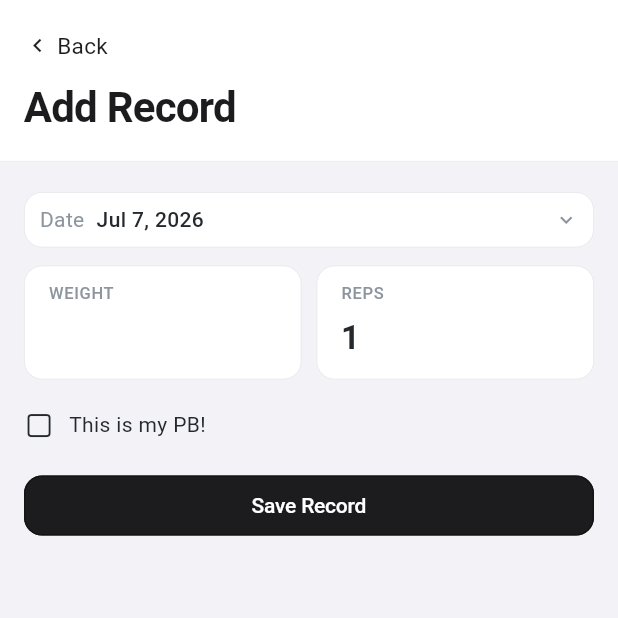
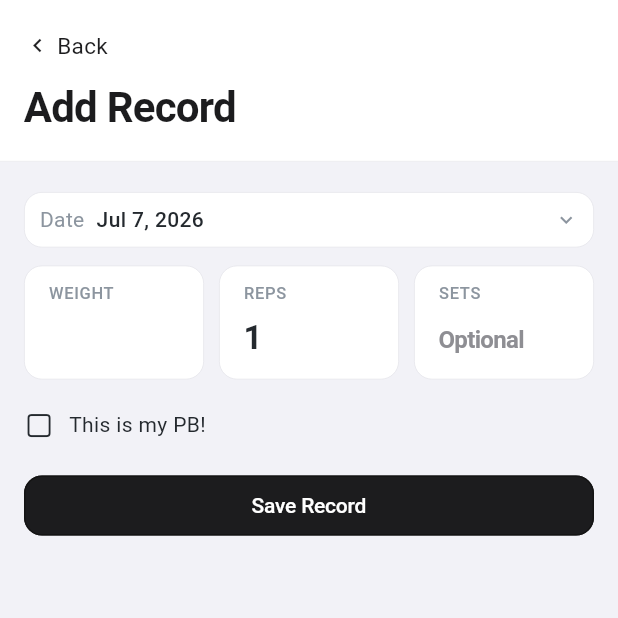
Before and after one commit to pyraworks/peaklog, a Flutter app: the AddRecordSheet screen opened directly with empty values, on a phone screen of 412 x 824 dp, the top half of it. Run offline on Flutter 3.47's test engine with Material 3 defaults, Android fonts, the phone set to English and light mode, and no system bars; our stand-ins replace firebase_analytics, firebase_core, firebase_crashlytics, flutter_riverpod, flutter_slidable, go_router and 6 more; missing offline and left inert: ffmpeg_kit_flutter_new, gal, health; accounts and stored records are empty; Roboto replaces fonts that are missing (Pretendard); project files that could hold a hidden picture were left out.

Commit message:
Refine Sets UI layout and display

```diff
--- a/lib/core/database/database_helper.dart
+++ b/lib/core/database/database_helper.dart
@@ -22,7 +22,7 @@ class DatabaseHelper {
     final dbPath = await getDatabasesPath();
     return openDatabase(
       join(dbPath, 'peaklog.db'),
-      version: 25,
+      version: 26,
       onCreate: _onCreate,
       onOpen: (db) async {
         await db.execute('PRAGMA foreign_keys = ON');
@@ -35,6 +35,7 @@ class DatabaseHelper {
             'INTEGER NOT NULL DEFAULT 1');
         await _addColumnIfMissing(db, 'exercises', 'exercise_type',
             "TEXT NOT NULL DEFAULT 'record'");
+        await _addColumnIfMissing(db, 'records', 'sets', 'INTEGER');
       },
       onUpgrade: (db, oldVersion, newVersion) async {
         await db.execute('PRAGMA foreign_keys = ON');
@@ -111,6 +112,7 @@ class DatabaseHelper {
         is_deleted       INTEGER NOT NULL DEFAULT 0,
         is_pr_candidate  INTEGER NOT NULL DEFAULT 1,
         time_cap         INTEGER,
+        sets             INTEGER,
         created_at       INTEGER NOT NULL,
         updated_at       INTEGER NOT NULL,
         sync_status      TEXT NOT NULL DEFAULT 'pending'
@@ -511,6 +513,10 @@ class DatabaseHelper {
       await db.execute("UPDATE categories SET color = 'olive'   WHERE color = 'green'");
       await db.execute("UPDATE categories SET color = 'forest'  WHERE color = 'brown'");
     }
+
+    if (oldVersion < 26) {
+      await _addColumnIfMissing(db, 'records', 'sets', 'INTEGER');
+    }
   }
 
   Future<void> _addColumnIfMissing(
--- a/lib/core/models/record.dart
+++ b/lib/core/models/record.dart
@@ -23,6 +23,7 @@ class Record {
   final int updatedAt;
   final SyncStatus syncStatus;
   final int? timeCap;
+  final int? sets;
 
   const Record({
     required this.id,
@@ -44,6 +45,7 @@ class Record {
     required this.updatedAt,
     this.syncStatus = SyncStatus.pending,
     this.timeCap,
+    this.sets,
   });
 
   factory Record.create({
@@ -60,6 +62,7 @@ class Record {
     String? note,
     String? metadataJson,
     int? timeCap,
+    int? sets,
   }) {
     final now = DateTime.now().millisecondsSinceEpoch;
     return Record(
@@ -79,6 +82,7 @@ class Record {
       createdAt: now,
       updatedAt: now,
       timeCap: timeCap,
+      sets: sets,
     );
   }
 
@@ -102,6 +106,7 @@ class Record {
     'updated_at': updatedAt,
     'sync_status': syncStatus.name,
     'time_cap': timeCap,
+    'sets': sets,
   };
 
   factory Record.fromMap(Map<String, dynamic> map) => Record(
@@ -129,6 +134,7 @@ class Record {
     updatedAt: (map['updated_at'] as num).toInt(),
     syncStatus: SyncStatus.values.byName(map['sync_status'] as String),
     timeCap: map['time_cap'] != null ? (map['time_cap'] as num).toInt() : null,
+    sets: map['sets'] != null ? (map['sets'] as num).toInt() : null,
   );
 
   static const _unset = Object();
@@ -153,6 +159,7 @@ class Record {
     int? updatedAt,
     SyncStatus? syncStatus,
     Object? timeCap = _unset,
+    Object? sets = _unset,
   }) => Record(
     id: id ?? this.id,
     ownerId: identical(ownerId, _unset) ? this.ownerId : ownerId as String?,
@@ -179,5 +186,6 @@ class Record {
     updatedAt: updatedAt ?? this.updatedAt,
     syncStatus: syncStatus ?? this.syncStatus,
     timeCap: identical(timeCap, _unset) ? this.timeCap : timeCap as int?,
+    sets: identical(sets, _unset) ? this.sets : sets as int?,
   );
 }
--- a/lib/features/record_input/add_record_sheet.dart
+++ b/lib/features/record_input/add_record_sheet.dart
@@ -44,6 +44,7 @@ class AddRecordSheet extends ConsumerStatefulWidget {
 class _AddRecordSheetState extends ConsumerState<AddRecordSheet> {
   final _weightCtrl    = TextEditingController();
   final _repsCtrl      = TextEditingController(text: '1');
+  final _setsCtrl      = TextEditingController();
   final _distCtrl      = TextEditingController();
   final _roundsCtrl    = TextEditingController();
   final _amrapRepsCtrl = TextEditingController();
@@ -85,6 +86,7 @@ class _AddRecordSheetState extends ConsumerState<AddRecordSheet> {
         _repsCtrl.text      = r.reps.toString();
         _amrapRepsCtrl.text = r.reps.toString();
       }
+      if (r.sets != null) _setsCtrl.text = r.sets.toString();
       if (r.rounds != null) _roundsCtrl.text = r.rounds.toString();
       if (r.distance != null) {
         _distCtrl.text = r.distance!
@@ -112,6 +114,7 @@ class _AddRecordSheetState extends ConsumerState<AddRecordSheet> {
   void dispose() {
     _weightCtrl.dispose();
     _repsCtrl.dispose();
+    _setsCtrl.dispose();
     _distCtrl.dispose();
     _roundsCtrl.dispose();
     _amrapRepsCtrl.dispose();
@@ -273,6 +276,17 @@ class _AddRecordSheetState extends ConsumerState<AddRecordSheet> {
                 ),
               ),
             ),
+            const SizedBox(width: 10),
+            Expanded(
+              child: _InputCard(
+                label: l10n.setsLabel,
+                child: _NumTextField(
+                  controller: _setsCtrl,
+                  decimal: false,
+                  hintText: l10n.setsHint,
+                ),
+              ),
+            ),
           ],
         );
 
@@ -382,6 +396,7 @@ class _AddRecordSheetState extends ConsumerState<AddRecordSheet> {
 
     double? weight;
     int?    reps;
+    int?    sets;
     int?    rounds;
     int?    durationSeconds;
     int?    durationMinutes;
@@ -398,6 +413,17 @@ class _AddRecordSheetState extends ConsumerState<AddRecordSheet> {
         }
         weight = weightUnit == 'lbs' ? UnitConverter.lbsToKg(raw) : raw;
         reps   = max(1, int.tryParse(_repsCtrl.text.trim()) ?? 1);
+        final setsText = _setsCtrl.text.trim();
+        if (setsText.isNotEmpty) {
+          final rawSets = int.tryParse(setsText);
+          if (rawSets == null || rawSets < 1) {
+            ScaffoldMessenger.of(context).showSnackBar(
+              SnackBar(content: Text(l10n.validationEnterSets)),
+            );
+            return;
+          }
+          sets = rawSets > 1 ? rawSets : null;
+        }
 
       case RecordType.etc:
         final rawEtc = double.tryParse(_distCtrl.text.trim());
@@ -502,6 +528,7 @@ class _AddRecordSheetState extends ConsumerState<AddRecordSheet> {
         weight: weight,
         weightUnit: _effectiveType == RecordType.weight ? weightUnit : 'kg',
         reps: reps,
+        sets: sets,
         rounds: rounds,
         durationSeconds: durationSeconds,
         distance: distance,
@@ -761,6 +788,8 @@ class _InputCard extends StatelessWidget {
                 top: 10, left: 16, right: 16, bottom: 3),
             child: Text(
               label.toUpperCase(),
+              maxLines: 1,
+              overflow: TextOverflow.ellipsis,
               style: const TextStyle(
                 fontSize: 11,
                 fontWeight: FontWeight.w500,
@@ -784,7 +813,12 @@ class _InputCard extends StatelessWidget {
 class _NumTextField extends StatelessWidget {
   final TextEditingController controller;
   final bool decimal;
-  const _NumTextField({required this.controller, required this.decimal});
+  final String? hintText;
+  const _NumTextField({
+    required this.controller,
+    required this.decimal,
+    this.hintText,
+  });
 
   @override
   Widget build(BuildContext context) {
@@ -803,13 +837,18 @@ class _NumTextField extends StatelessWidget {
         color: AppColors.textPrimaryAlt,
         letterSpacing: -0.44,
       ),
-      decoration: const InputDecoration(
+      decoration: InputDecoration(
         border: InputBorder.none,
         enabledBorder: InputBorder.none,
         focusedBorder: InputBorder.none,
         filled: false,
         contentPadding: EdgeInsets.zero,
         isDense: true,
+        hintText: hintText,
+        hintStyle: const TextStyle(
+          fontSize: 16,
+          color: AppColors.label2,
+        ),
       ),
     );
   }
--- a/lib/features/record_input/edit_record_screen.dart
+++ b/lib/features/record_input/edit_record_screen.dart
@@ -42,6 +42,7 @@ class _EditRecordScreenState extends ConsumerState<EditRecordScreen> {
   // Weight
   final _weightCtrl = TextEditingController();
   final _repsCtrl   = TextEditingController(text: '1');
+  final _setsCtrl   = TextEditingController();
   String _weightUnit = 'kg';
 
   // For Time
@@ -95,6 +96,7 @@ class _EditRecordScreenState extends ConsumerState<EditRecordScreen> {
           .replaceAll(RegExp(r'\.?0+$'), '');
     }
     if (rec.reps != null) _repsCtrl.text = rec.reps.toString();
+    if (rec.sets != null) _setsCtrl.text = rec.sets.toString();
 
     // For Time
     _durationSec = rec.durationSeconds ?? 0;
@@ -118,6 +120,7 @@ class _EditRecordScreenState extends ConsumerState<EditRecordScreen> {
   void dispose() {
     _weightCtrl.dispose();
     _repsCtrl.dispose();
+    _setsCtrl.dispose();
     _roundsCtrl.dispose();
     _amrapRepsCtrl.dispose();
     _distCtrl.dispose();
@@ -210,7 +213,6 @@ class _EditRecordScreenState extends ConsumerState<EditRecordScreen> {
           crossAxisAlignment: CrossAxisAlignment.start,
           children: [
             Expanded(
-              flex: 3,
               child: _InputCard(
                 label: l10n.weightWithUnit(unitLabel),
                 child: _NumTextField(controller: _weightCtrl, decimal: true),
@@ -221,6 +223,17 @@ class _EditRecordScreenState extends ConsumerState<EditRecordScreen> {
               child: _InputCard(
                 label: l10n.repsLabel,
                 child: _NumTextField(controller: _repsCtrl, decimal: false),
+              ),
+            ),
+            const SizedBox(width: 10),
+            Expanded(
+              child: _InputCard(
+                label: l10n.setsLabel,
+                child: _NumTextField(
+                  controller: _setsCtrl,
+                  decimal: false,
+                  hintText: l10n.setsHint,
+                ),
               ),
             ),
           ],
@@ -360,9 +373,20 @@ class _EditRecordScreenState extends ConsumerState<EditRecordScreen> {
         final weightKg =
             _weightUnit == 'lbs' ? UnitConverter.lbsToKg(raw) : raw;
         final reps = max(1, int.tryParse(_repsCtrl.text.trim()) ?? 1);
+        final setsText = _setsCtrl.text.trim();
+        int? sets;
+        if (setsText.isNotEmpty) {
+          final rawSets = int.tryParse(setsText);
+          if (rawSets == null || rawSets < 1) {
+            _showSnack(l10n.validationEnterSets);
+            return;
+          }
+          sets = rawSets > 1 ? rawSets : null;
+        }
         updated = record.copyWith(
           weight: weightKg,
           reps: reps,
+          sets: sets,
           performedAt: performedAt,
           updatedAt: now,
         );
@@ -480,6 +504,8 @@ class _InputCard extends StatelessWidget {
                 const EdgeInsets.only(top: 10, left: 16, right: 16, bottom: 3),
             child: Text(
               label,
+              maxLines: 1,
+              overflow: TextOverflow.ellipsis,
               style: const TextStyle(
                 fontSize: 11,
                 fontWeight: FontWeight.w500,
@@ -545,7 +571,12 @@ class _ReadOnlyCard extends StatelessWidget {
 class _NumTextField extends StatelessWidget {
   final TextEditingController controller;
   final bool decimal;
-  const _NumTextField({required this.controller, required this.decimal});
+  final String? hintText;
+  const _NumTextField({
+    required this.controller,
+    required this.decimal,
+    this.hintText,
+  });
 
   @override
   Widget build(BuildContext context) {
@@ -564,12 +595,17 @@ class _NumTextField extends StatelessWidget {
         color: AppColors.textPrimaryAlt,
         letterSpacing: -0.44,
       ),
-      decoration: const InputDecoration(
+      decoration: InputDecoration(
         border: InputBorder.none,
         enabledBorder: InputBorder.none,
         focusedBorder: InputBorder.none,
         filled: false,
         contentPadding: EdgeInsets.zero,
+        hintText: hintText,
+        hintStyle: const TextStyle(
+          fontSize: 16,
+          color: AppColors.label2,
+        ),
         isDense: true,
       ),
     );
--- a/lib/l10n/app_en.arb
+++ b/lib/l10n/app_en.arb
@@ -114,6 +114,23 @@
 
   "repsLabel": "REPS",
   "@repsLabel": { "description": "Reps input field label" },
+
+  "setsLabel": "Sets",
+  "@setsLabel": { "description": "Sets input field label for Weight records (optional)" },
+
+  "setsHint": "Optional",
+  "@setsHint": { "description": "Placeholder text communicating the Sets field is optional" },
+
+  "setsDisplay": "{count} sets",
+  "@setsDisplay": {
+    "description": "Secondary sets line shown beneath a Weight record's value (e.g. '3 sets')",
+    "placeholders": {
+      "count": {
+        "type": "int",
+        "description": "Number of sets performed"
+      }
+    }
+  },
 
   "valueLabel": "VALUE",
   "@valueLabel": { "description": "Value input field label (ETC record type)" },
@@ -246,6 +263,9 @@
 
   "validationEnterRounds": "Enter rounds completed.",
   "@validationEnterRounds": { "description": "Validation snackbar: missing AMRAP rounds" },
+
+  "validationEnterSets": "Enter a valid number of sets, or leave the field empty.",
+  "@validationEnterSets": { "description": "Validation snackbar: Sets value is 0 (positive integers only)" },
 
   "saveFailed": "Save failed: {error}",
   "@saveFailed": {
--- a/lib/l10n/app_ko.arb
+++ b/lib/l10n/app_ko.arb
@@ -39,6 +39,9 @@
   "defaultWeightUnit": "이 운동의 기본 무게 단위",
   "weightLabel": "무게",
   "repsLabel": "횟수",
+  "setsLabel": "세트",
+  "setsHint": "선택 사항",
+  "setsDisplay": "{count}세트",
   "valueLabel": "값",
   "unitOptionalLabel": "단위 (선택)",
   "unitHint": "단위 이름",
@@ -82,6 +85,7 @@
   "validationEnterValue": "저장할 값을 입력해 주세요.",
   "validationEnterTime": "저장할 시간을 입력해 주세요.",
   "validationEnterRounds": "완료한 라운드 수를 입력해 주세요.",
+  "validationEnterSets": "세트 수를 올바르게 입력하거나 비워 두세요.",
   "saveFailed": "저장 실패: {error}",
   "thisIsMyLabel": "나의 {label}입니다!",
   "swipeHint": "기록을 왼쪽으로 밀면 공유 및 삭제할 수 있습니다.",
--- a/lib/l10n/app_localizations.dart
+++ b/lib/l10n/app_localizations.dart
@@ -326,6 +326,24 @@ abstract class AppLocalizations {
   /// **'REPS'**
   String get repsLabel;
 
+  /// Sets input field label for Weight records (optional)
+  ///
+  /// In en, this message translates to:
+  /// **'Sets'**
+  String get setsLabel;
+
+  /// Placeholder text communicating the Sets field is optional
+  ///
+  /// In en, this message translates to:
+  /// **'Optional'**
+  String get setsHint;
+
+  /// Secondary sets line shown beneath a Weight record's value (e.g. '3 sets')
+  ///
+  /// In en, this message translates to:
+  /// **'{count} sets'**
+  String setsDisplay(int count);
+
   /// Value input field label (ETC record type)
   ///
   /// In en, this message translates to:
@@ -589,6 +607,12 @@ abstract class AppLocalizations {
   /// In en, this message translates to:
   /// **'Enter rounds completed.'**
   String get validationEnterRounds;
+
+  /// Validation snackbar: Sets value is 0 (positive integers only)
+  ///
+  /// In en, this message translates to:
+  /// **'Enter a valid number of sets, or leave the field empty.'**
+  String get validationEnterSets;
 
   /// Snackbar when a save operation throws an exception
   ///
--- a/lib/l10n/app_localizations_en.dart
+++ b/lib/l10n/app_localizations_en.dart
@@ -122,6 +122,17 @@ class AppLocalizationsEn extends AppLocalizations {
 
   @override
   String get repsLabel => 'REPS';
+
+  @override
+  String get setsLabel => 'Sets';
+
+  @override
+  String get setsHint => 'Optional';
+
+  @override
+  String setsDisplay(int count) {
+    return '$count sets';
+  }
 
   @override
   String get valueLabel => 'VALUE';
@@ -258,6 +269,10 @@ class AppLocalizationsEn extends AppLocalizations {
 
   @override
   String get validationEnterRounds => 'Enter rounds completed.';
+
+  @override
+  String get validationEnterSets =>
+      'Enter a valid number of sets, or leave the field empty.';
 
   @override
   String saveFailed(Object error) {
--- a/lib/providers/records_provider.dart
+++ b/lib/providers/records_provider.dart
@@ -21,6 +21,7 @@ class RecordsNotifier extends FamilyAsyncNotifier<List<Record>, String> {
     String? note,
     String? metadataJson,
     int? timeCap,
+    int? sets,
   }) async {
     final record = Record.create(
       exerciseId: arg,
@@ -36,6 +37,7 @@ class RecordsNotifier extends FamilyAsyncNotifier<List<Record>, String> {
       note: note,
       metadataJson: metadataJson,
       timeCap: timeCap,
+      sets: sets,
     );
     await RecordRepositoryImpl.instance.insert(record);
     final current = state.valueOrNull ?? [];
```
Also changed, not shown: lib/features/exercise_detail/exercise_detail_screen.dart (+9 -5 lines), lib/features/record_input/record_detail_screen.dart (+8 -3 lines), lib/l10n/app_localizations_ko.dart (+14 -0 lines), 3 other files.
